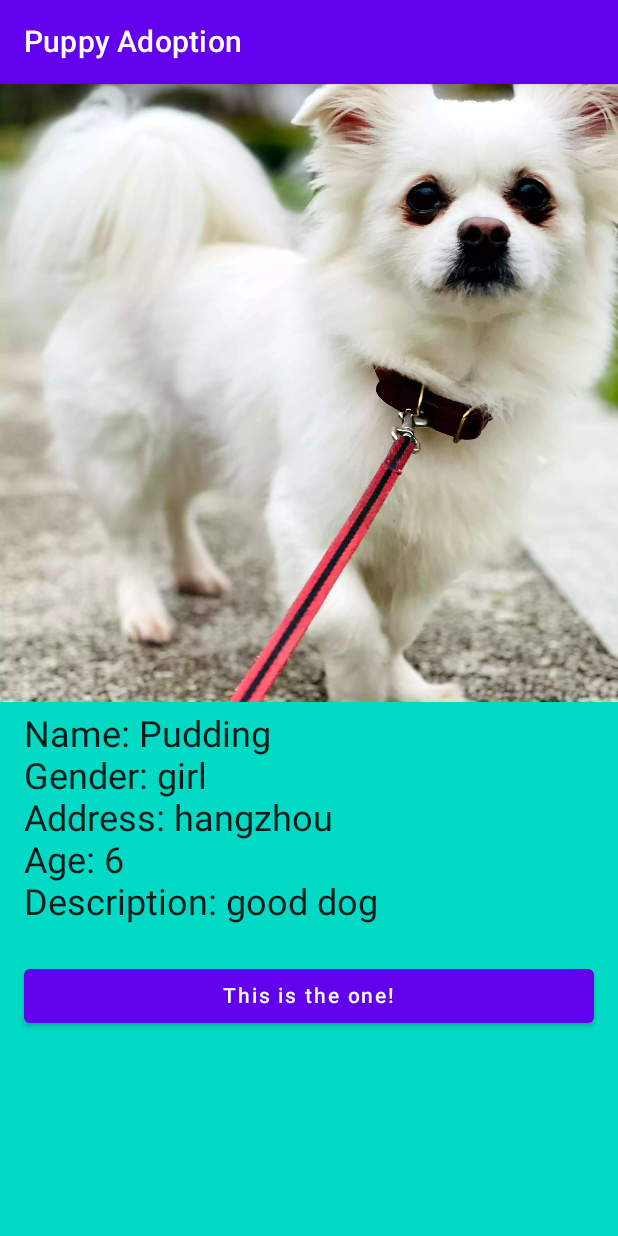
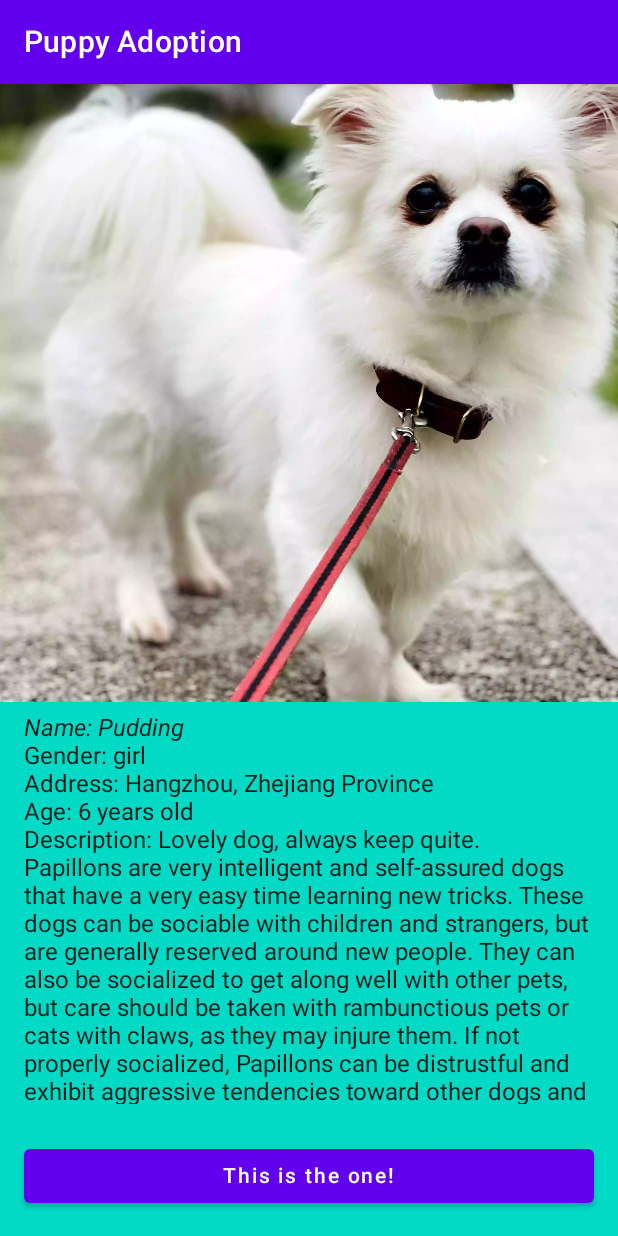
Before and after one commit to nashxk/PuppyAdoption, an Android app built with Jetpack Compose: the screen it shows after launch (MainActivity), after a tap on "Pudding", on a phone screen of 412 x 824 dp. Run offline under Robolectric (Android 15) with nearby library versions, the phone set to English and light mode, and no system bars.

Commit message:
add some features

```diff
--- a/app/src/main/java/com/example/androiddevchallenge/MainActivity.kt
+++ b/app/src/main/java/com/example/androiddevchallenge/MainActivity.kt
@@ -20,6 +20,7 @@ import android.view.KeyEvent
 import androidx.activity.compose.setContent
 import androidx.activity.viewModels
 import androidx.appcompat.app.AppCompatActivity
+import com.example.androiddevchallenge.ui.Home
 import com.example.androiddevchallenge.ui.theme.MyTheme
 
 class MainActivity : AppCompatActivity() {
--- a/app/src/main/java/com/example/androiddevchallenge/MainViewModel.kt
+++ b/app/src/main/java/com/example/androiddevchallenge/MainViewModel.kt
@@ -8,18 +8,25 @@ import com.example.androiddevchallenge.data.PuppyInfo
 
 class MainViewModel: ViewModel() {
 
+    private val testDesc = """
+        Lovely dog, always keep quite.
+        Papillons are very intelligent and self-assured dogs that have a very easy time learning new tricks. These dogs can be sociable with children and strangers, but are generally reserved around new people. They can also be socialized to get along well with other pets, but care should be taken with rambunctious pets or cats with claws, as they may injure them. If not properly socialized, Papillons can be distrustful and exhibit aggressive tendencies toward other dogs and people. Papillons may also be very playful and affectionate. Widely known as great companion dogs, they have the spirit and energy to keep up with active families, but can also be calm enough to be happy with sleeping in the arms of an equally affectionate owner. Due to their high energy level, they demand an augmented exercise routine, relative to the average companion breed. Papillons are known as excellent watchdogs, as they will alert their owner to changes in their environment. They may be considered garrulous like many other toy dogs. They can withstand heat, but are more sensitive to cold temperatures because of their single-coated fur, and should not be left outside unattended in cold weather.
+        A Papillion jumping at a dog show.
+        The most iconic aspect of Papillons are their ears, which are large and well fringed, giving them a butterfly wing-like appearance. Papillons are particolored or white with patches of any color. An all-white dog or a dog with no white is disqualified from the conformation show ring. A blaze (area of white extending down between the eyes) and noseband is preferred over a solid-colored head, but not required. Nose, eye rims, and lips should be black. Paw pads vary in color from black to pink, depending on the coloring of the dog.
+    """.trimIndent()
+
     val puppyList by mutableStateOf(
         listOf(
-            PuppyInfo("1", "Pudding", "6", "hangzhou",
-                "girl", "good dog", R.drawable.img_pudding),
-            PuppyInfo("2", "Jelly", "1", "hangzhou",
-                "girl", "good dog", R.drawable.img_jelly),
-            PuppyInfo("3", "Beans", "10", "anqiu",
-                "girl", "good dog", R.drawable.img_beans),
-            PuppyInfo("4", "LittleYellow", "8", "anqiu",
-            "girl", "good dog", R.drawable.img_little_yellow),
-            PuppyInfo("5", "Niuniu", "15", "anqiu",
-                "girl", "good dog", R.drawable.img_niuniu)
+            PuppyInfo("1", "Pudding", "6", "Hangzhou, Zhejiang Province",
+                "girl", testDesc, R.drawable.img_pudding),
+            PuppyInfo("2", "Jelly", "1", "Hangzhou, Zhejiang Province",
+                "girl", "Good dog, need a lot of outdoor activities.", R.drawable.img_jelly),
+            PuppyInfo("3", "Beans", "10", "Anqiu, Shandong Province",
+                "girl", "Huge dog, eat too much.", R.drawable.img_beans),
+            PuppyInfo("4", "LittleYellow", "8", "Anqiu, Shandong Province",
+            "girl", "Good dog for watching your yard.", R.drawable.img_little_yellow),
+            PuppyInfo("5", "Niuniu", "15", "Anqiu, Shandong Province",
+                "girl", "Old but healthy", R.drawable.img_niuniu)
         )
     )
 
--- a/app/src/main/java/com/example/androiddevchallenge/Home.kt
+++ b/app/src/main/java/com/example/androiddevchallenge/ui/Home.kt
@@ -1,9 +1,10 @@
-package com.example.androiddevchallenge
+package com.example.androiddevchallenge.ui
 
 import androidx.compose.material.*
 import androidx.compose.runtime.Composable
 import androidx.compose.runtime.rememberCoroutineScope
 import androidx.lifecycle.viewmodel.compose.viewModel
+import com.example.androiddevchallenge.MainViewModel
 import kotlinx.coroutines.launch
 
 @Composable
--- a/app/src/main/java/com/example/androiddevchallenge/PuppyDetail.kt
+++ b/app/src/main/java/com/example/androiddevchallenge/ui/PuppyDetail.kt
@@ -1,7 +1,8 @@
-package com.example.androiddevchallenge
+package com.example.androiddevchallenge.ui
 
-import androidx.compose.foundation.Image
-import androidx.compose.foundation.background
+import androidx.compose.foundation.*
+import androidx.compose.foundation.gestures.Orientation
+import androidx.compose.foundation.gestures.scrollable
 import androidx.compose.foundation.layout.*
 import androidx.compose.material.Button
 import androidx.compose.material.MaterialTheme
@@ -10,8 +11,10 @@ import androidx.compose.material.Text
 import androidx.compose.runtime.Composable
 import androidx.compose.ui.Alignment
 import androidx.compose.ui.Modifier
+import androidx.compose.ui.layout.AlignmentLine
 import androidx.compose.ui.layout.ContentScale
 import androidx.compose.ui.res.painterResource
+import androidx.compose.ui.text.font.FontStyle
 import androidx.compose.ui.unit.dp
 import com.example.androiddevchallenge.data.PuppyInfo
 
@@ -29,18 +32,22 @@ fun PuppyDetail(puppyInfo: PuppyInfo, onAdopt: (PuppyInfo) -> Unit = {}) {
             Modifier.aspectRatio(1f),
             contentScale = ContentScale.Crop
         )
-        Column(Modifier.padding(16.dp, 8.dp)) {
-            ProvideTextStyle(MaterialTheme.typography.h5) {
-                Text(text = "Name: ${puppyInfo.name}")
-                Text(text = "Gender: ${puppyInfo.gender}")
-                Text(text = "Address: ${puppyInfo.address}")
-                Text(text = "Age: ${puppyInfo.age}")
-                Text(text = "Description: ${puppyInfo.desc}")
-            }
+        Column(
+            Modifier
+                .padding(16.dp, 8.dp)
+                .weight(1f)
+                .verticalScroll(rememberScrollState(0))
+                ) {
+            Text(text = "Name: ${puppyInfo.name}", fontStyle = FontStyle.Italic)
+            Text(text = "Gender: ${puppyInfo.gender}")
+            Text(text = "Address: ${puppyInfo.address}")
+            Text(text = "Age: ${puppyInfo.age} years old")
+            Text(text = "Description: ${puppyInfo.desc}")
         }
         Button(
             { onAdopt(puppyInfo) },
-            Modifier.fillMaxWidth()
+            Modifier
+                .fillMaxWidth()
                 .padding(16.dp)
         ) {
             Text(text = "This is the one!")
--- a/app/src/main/java/com/example/androiddevchallenge/PuppyList.kt
+++ b/app/src/main/java/com/example/androiddevchallenge/ui/PuppyList.kt
@@ -1,4 +1,4 @@
-package com.example.androiddevchallenge
+package com.example.androiddevchallenge.ui
 
 import androidx.compose.foundation.Image
 import androidx.compose.foundation.background
```
Also changed, not shown: app/src/main/res/drawable/img_beans.webp, app/src/main/res/drawable/img_jelly.webp, app/src/main/res/drawable/img_little_yellow.webp, app/src/main/res/drawable/img_niuniu.webp, app/src/main/res/drawable/img_pudding.webp, 2 other files.
